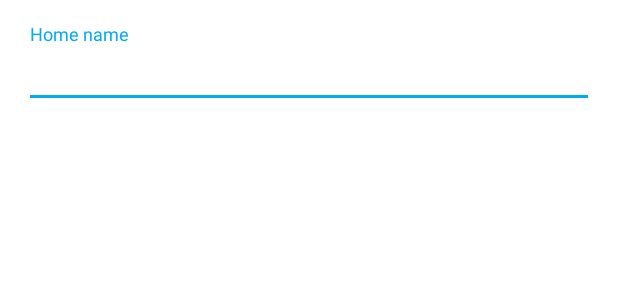
After one commit to wangerekaharun/SmartHome, an Android app: the layout fragment_edit_account.xml on its own in the app's theme, with its tools: preview values and no code run, on a phone screen of 412 x 824 dp. The commit adds this screen. Shown: the top 300 px of the screen. Run offline under Robolectric (Android 15) with nearby library versions, the phone set to English and light mode, and no system bars.

Commit message:
edit home name and details complete

```diff
--- a/app/build.gradle
+++ b/app/build.gradle
@@ -52,7 +52,7 @@ dependencies {
     implementation 'de.hdodenhof:circleimageview:2.1.0'
     implementation 'com.google.firebase:firebase-firestore:18.1.0'
     implementation 'com.google.firebase:firebase-core:16.0.7'
-    implementation 'com.google.firebase:firebase-auth:16.1.0'
+    implementation 'com.google.firebase:firebase-auth:16.2.0'
     implementation 'com.firebaseui:firebase-ui-auth:3.3.1'
     implementation 'com.google.android.gms:play-services-nearby:16.0.0'
     implementation 'com.github.bumptech.glide:glide:4.7.1'
--- a/app/src/main/java/ke/co/appslab/smarthome/utils/SharedPref.kt
+++ b/app/src/main/java/ke/co/appslab/smarthome/utils/SharedPref.kt
@@ -4,4 +4,5 @@ object SharedPref {
     const val PREF_NAME = "smartHomeApp"
     const val KEY_IS_LOGGEDIN = "isLoggedIn"
     const val KIT_SETUP = "kitSetup"
+    const val HOME_NICKNAME = "homeNickname"
 }
--- /dev/null
+++ b/app/src/main/res/layout/fragment_edit_account.xml
@@ -0,0 +1,26 @@
+<?xml version="1.0" encoding="utf-8"?>
+<LinearLayout xmlns:android="http://schemas.android.com/apk/res/android"
+              xmlns:app="http://schemas.android.com/apk/res-auto"
+              android:orientation="vertical"
+              android:layout_width="match_parent"
+              android:layout_height="match_parent"
+              android:background="@color/colorWhite"
+              android:padding="@dimen/activity_horizontal_margin"
+>
+
+    <com.google.android.material.textfield.TextInputLayout
+        android:id="@+id/homeNameLayout"
+        android:layout_width="match_parent"
+        android:layout_height="wrap_content"
+        app:errorEnabled="true"
+    >
+        <com.google.android.material.textfield.TextInputEditText
+            android:id="@+id/homeNameEdit"
+            android:layout_width="match_parent"
+            android:layout_height="wrap_content"
+            android:inputType="textCapSentences"
+            android:hint="@string/home_name_hint"
+        />
+    </com.google.android.material.textfield.TextInputLayout>
+
+</LinearLayout>
--- a/app/src/main/res/values/strings.xml
+++ b/app/src/main/res/values/strings.xml
@@ -15,7 +15,7 @@
     <string name="remote_access">Access Remotely</string>
     <string name="account_info">General</string>
     <string name="home_nickname">Home nickname</string>
-    <string name="home_name">John Home</string>
+    <string name="home_name">Not set</string>
     <string name="home_members">Home members</string>
     <string name="welcome_greetings">Hi %1$s</string>
     <string name="welcome_text">Welcome Home</string>
@@ -48,4 +48,8 @@
     <string name="title_auth_activity">Sign In</string>
     <string name="title_account">Account</string>
     <string name="title_doorbell">Doorbell</string>
+    <string name="home_name_hint">Home name</string>
+    <string name="title_save">Save</string>
+    <string name="title_edit_account">Edit name</string>
+    <string name="name_empty_error">Name cannot be empty</string>
 </resources>
```
Also changed, not shown: app/src/main/java/ke/co/appslab/smarthome/HomeActivity.kt (+6 -1 lines), app/src/main/java/ke/co/appslab/smarthome/ui/account/AccountFragment.kt (+17 -0 lines), app/src/main/java/ke/co/appslab/smarthome/ui/account/EditAccountFragment.kt (added, +76 -0 lines), app/src/main/res/layout/fragment_account.xml (+8 -1 lines), app/src/main/res/menu/menu_edit_account.xml (added, +10 -0 lines), app/src/main/res/navigation/nav_graph.xml (+17 -1 lines).
